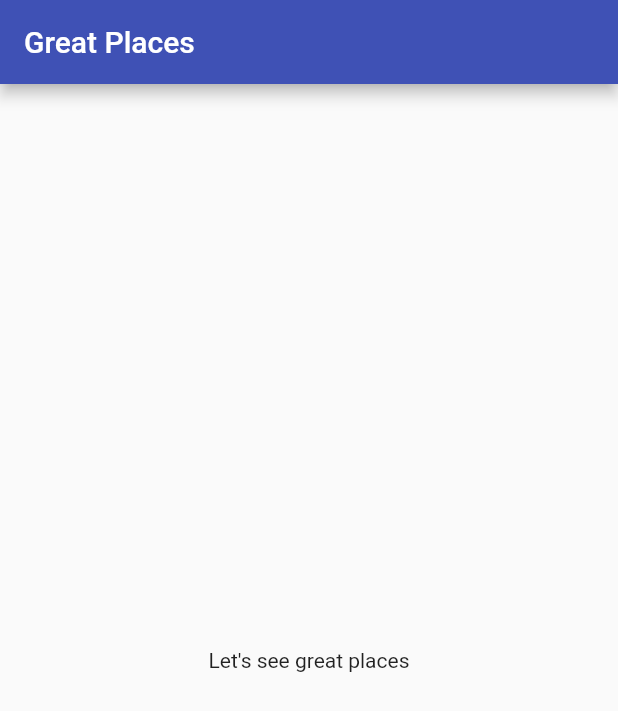
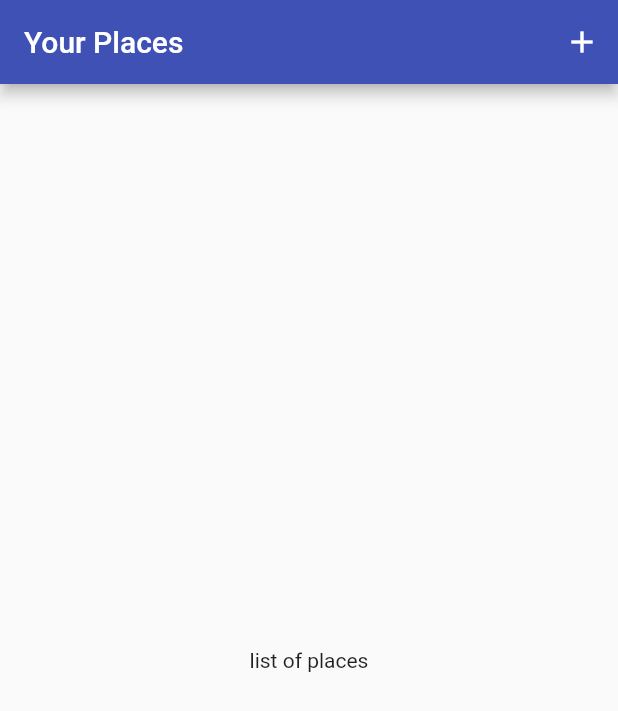
Before and after one commit to abhisheksudhir/great_places_app, a Flutter app: the screen it shows after launch, on a phone screen of 412 x 824 dp. Shown: the top 711 px of the screen. Run offline on Flutter 3.47's test engine with Material 2 defaults, Android fonts, the phone set to English and light mode, and no system bars.

Commit message:
placeList & place provider setup

```diff
--- a/lib/main.dart
+++ b/lib/main.dart
@@ -1,36 +1,22 @@
 import 'package:flutter/material.dart';
+import 'package:provider/provider.dart';
 
+import './providers/great_places.dart';
+import './screens/places_list_screen.dart';
 void main() => runApp(MyApp());
 
 class MyApp extends StatelessWidget {
   @override
   Widget build(BuildContext context) {
-    return MaterialApp(
-      title: 'Great Places',
-      theme: ThemeData(
-        primarySwatch: Colors.indigo,
-        accentColor: Colors.amber,
-      ),
-      home: MyHomePage(),
-    );
-  }
-}
-
-class MyHomePage extends StatefulWidget {
-    @override
-  _MyHomePageState createState() => _MyHomePageState();
-}
-
-class _MyHomePageState extends State<MyHomePage> {
-
-  @override
-  Widget build(BuildContext context) {
-    return Scaffold(
-      appBar: AppBar(
-        title: Text('Great Places'),
-      ),
-      body: Center(
-        child: Text('Let\'s see great places'),
+    return ChangeNotifierProvider.value(
+      value: GreatPlaces(),
+      child: MaterialApp(
+        title: 'Great Places',
+        theme: ThemeData(
+          primarySwatch: Colors.indigo,
+          accentColor: Colors.amber,
+        ),
+        home: PlacesListScreen(),
       ),
     );
   }
--- /dev/null
+++ b/lib/models/place.dart
@@ -0,0 +1,29 @@
+import 'dart:io';
+
+import 'package:flutter/material.dart';
+
+class PlaceLocation {
+  final double latitude;
+  final double longitude;
+  final String address;
+
+  PlaceLocation({
+    @required this.latitude,
+    @required this.longitude,
+    this.address,
+  });
+}
+
+class Place {
+  final String id;
+  final String title;
+  final PlaceLocation location;
+  final File image;
+
+  Place({
+    @required this.id,
+    @required this.title,
+    @required this.location,
+    @required this.image,
+  });
+}
--- /dev/null
+++ b/lib/providers/great_places.dart
@@ -0,0 +1,11 @@
+import 'package:flutter/material.dart';
+
+import '../models/place.dart';
+
+class GreatPlaces with ChangeNotifier {
+  List<Place> _items = [];
+
+  List<Place> get items {
+    return [..._items];
+  }
+}
--- /dev/null
+++ b/lib/screens/add_place_screen.dart
@@ -0,0 +1 @@
+import 'package:flutter/material.dart';
--- /dev/null
+++ b/lib/screens/place_detail_screen.dart
@@ -0,0 +1 @@
+import 'package:flutter/material.dart';
--- /dev/null
+++ b/lib/screens/places_list_screen.dart
@@ -0,0 +1,21 @@
+import 'package:flutter/material.dart';
+
+class PlacesListScreen extends StatelessWidget {
+  @override
+  Widget build(BuildContext context) {
+    return Scaffold(
+      appBar: AppBar(
+        title: Text('Your Places'),
+        actions: <Widget>[
+          IconButton(
+            icon: Icon(Icons.add),
+            onPressed: () {},
+          ),
+        ],
+      ),
+      body: Center(
+        child: Text('list of places'),
+      ),
+    );
+  }
+}
--- a/pubspec.yaml
+++ b/pubspec.yaml
@@ -23,6 +23,7 @@ environment:
 dependencies:
   flutter:
     sdk: flutter
+  provider: ^4.1.3
 
 
   # The following adds the Cupertino Icons font to your application.
```
Also changed, not shown: pubspec.lock.
